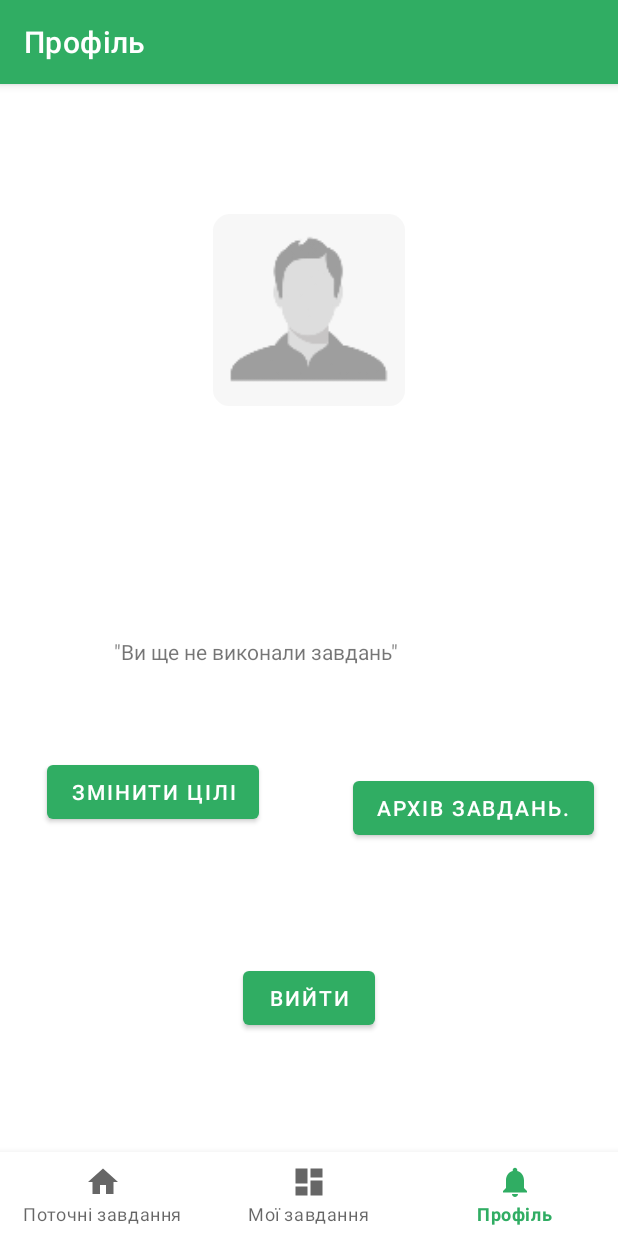
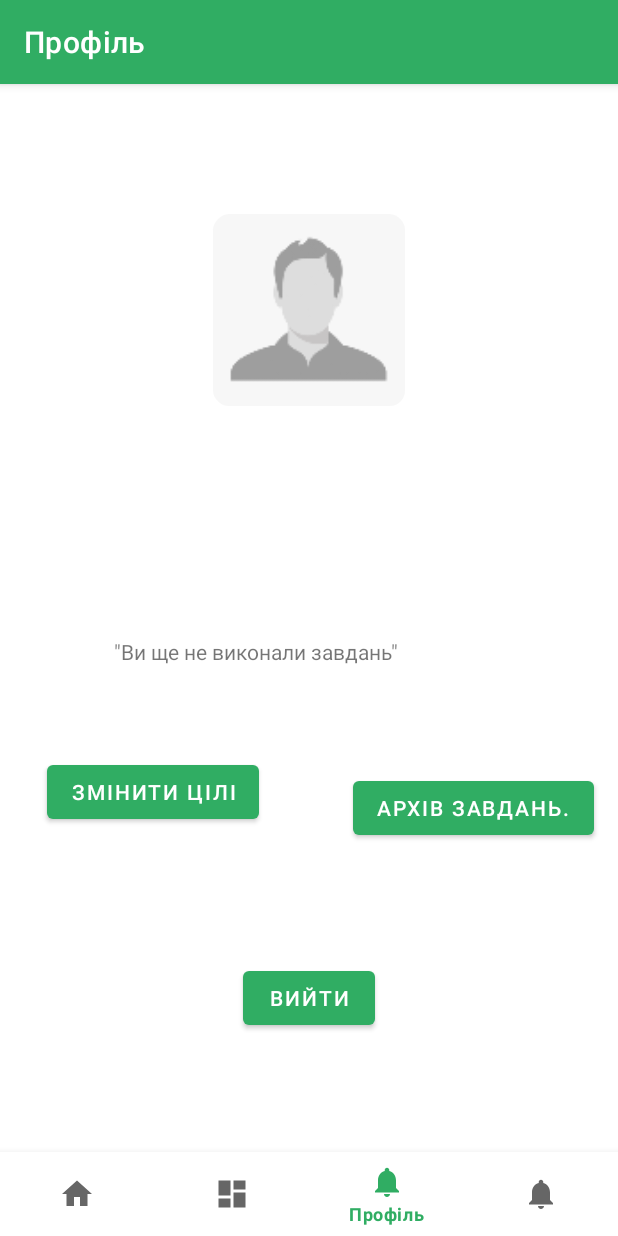
Before and after one commit to njilrem/getting-active, an Android app: the ProfileFragment screen opened through its navigation route, on a phone screen of 412 x 824 dp. Run offline under Robolectric (Android 15) with nearby library versions, the phone set to English and light mode, and no system bars; our stand-ins replace Firebase (no records; nobody signed in at launch, a user with empty details on screens opened directly), navigation-ui; libraries missing offline, so code that uses them is left out: com.firebase.ui; 2 statements that could not run were skipped.

```diff
--- a/app/src/main/res/menu/bottom_nav_menu.xml
+++ b/app/src/main/res/menu/bottom_nav_menu.xml
@@ -16,4 +16,10 @@
         android:icon="@drawable/ic_notifications_black_24dp"
         android:title="@string/title_notifications" />
 
+    <item
+        android:id="@+id/navigation_tree"
+        android:icon="@drawable/ic_notifications_black_24dp"
+        android:title="@string/navigation_tree"
+        />
+
 </menu>
--- a/app/src/main/res/values/strings.xml
+++ b/app/src/main/res/values/strings.xml
@@ -37,4 +37,5 @@
     <string name="hello_second_fragment">Hello second fragment. Arg: %1$s</string>
     <string name="apply_button_text">Продовжити</string>
     <string name="preferences_button_text">Змінити цілі</string>
+    <string name="navigation_tree">Дерево</string>
 </resources>
```
Also changed, not shown: app/src/main/java/com/ga/gettingactive/pref/PrefListAdapter.java (+9 -2 lines).
